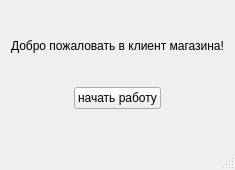
Above: 3F/mainwindow.ui from illalis/hackathon-URBNhack before the change. Below: the same form after it.
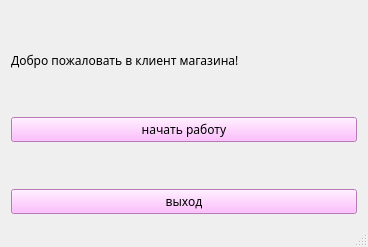
That is the form after the change.

```diff
--- a/3F/mainwindow.ui
+++ b/3F/mainwindow.ui
@@ -6,36 +6,43 @@
    <rect>
     <x>0</x>
     <y>0</y>
-    <width>216</width>
-    <height>170</height>
+    <width>368</width>
+    <height>247</height>
    </rect>
   </property>
+  <property name="font">
+   <font>
+    <family>Estrangelo Edessa</family>
+    <stylestrategy>PreferAntialias</stylestrategy>
+   </font>
+  </property>
   <property name="windowTitle">
-   <string>MainWindow</string>
+   <string>Food for free</string>
+  </property>
+  <property name="styleSheet">
+   <string notr="true"/>
   </property>
   <widget class="QWidget" name="centralWidget">
    <layout class="QGridLayout" name="gridLayout">
-    <item row="7" column="1">
-     <spacer name="verticalSpacer">
-      <property name="orientation">
-       <enum>Qt::Vertical</enum>
-      </property>
-      <property name="sizeHint" stdset="0">
-       <size>
-        <width>20</width>
-        <height>40</height>
-       </size>
-      </property>
-     </spacer>
-    </item>
-    <item row="6" column="1">
+    <item row="3" column="0">
      <widget class="QPushButton" name="pushButton">
+      <property name="font">
+       <font>
+        <family>Trebuchet MS</family>
+       </font>
+      </property>
+      <property name="styleSheet">
+       <string notr="true">background-color:rgb(255, 170, 255)</string>
+      </property>
       <property name="text">
        <string>начать работу</string>
       </property>
+      <property name="flat">
+       <bool>false</bool>
+      </property>
      </widget>
     </item>
-    <item row="4" column="1">
+    <item row="2" column="0">
      <spacer name="verticalSpacer_2">
       <property name="orientation">
        <enum>Qt::Vertical</enum>
@@ -48,40 +55,40 @@
       </property>
      </spacer>
     </item>
-    <item row="6" column="2">
-     <spacer name="horizontalSpacer_2">
-      <property name="orientation">
-       <enum>Qt::Horizontal</enum>
-      </property>
-      <property name="sizeHint" stdset="0">
-       <size>
-        <width>40</width>
-        <height>20</height>
-       </size>
-      </property>
-     </spacer>
-    </item>
-    <item row="6" column="0">
-     <spacer name="horizontalSpacer">
-      <property name="orientation">
-       <enum>Qt::Horizontal</enum>
-      </property>
-      <property name="sizeHint" stdset="0">
-       <size>
-        <width>40</width>
-        <height>20</height>
-       </size>
-      </property>
-     </spacer>
-    </item>
-    <item row="2" column="0" colspan="3">
+    <item row="1" column="0">
      <widget class="QLabel" name="label">
       <property name="text">
        <string>Добро пожаловать в клиент магазина!</string>
       </property>
      </widget>
     </item>
-    <item row="1" column="0">
+    <item row="0" column="0">
+     <spacer name="verticalSpacer">
+      <property name="orientation">
+       <enum>Qt::Vertical</enum>
+      </property>
+      <property name="sizeHint" stdset="0">
+       <size>
+        <width>20</width>
+        <height>40</height>
+       </size>
+      </property>
+     </spacer>
+    </item>
+    <item row="5" column="0">
+     <widget class="QPushButton" name="pushButton_2">
+      <property name="styleSheet">
+       <string notr="true">background-color:rgb(255, 170, 255)</string>
+      </property>
+      <property name="text">
+       <string>выход</string>
+      </property>
+      <property name="flat">
+       <bool>false</bool>
+      </property>
+     </widget>
+    </item>
+    <item row="4" column="0">
      <spacer name="verticalSpacer_3">
       <property name="orientation">
        <enum>Qt::Vertical</enum>
```
